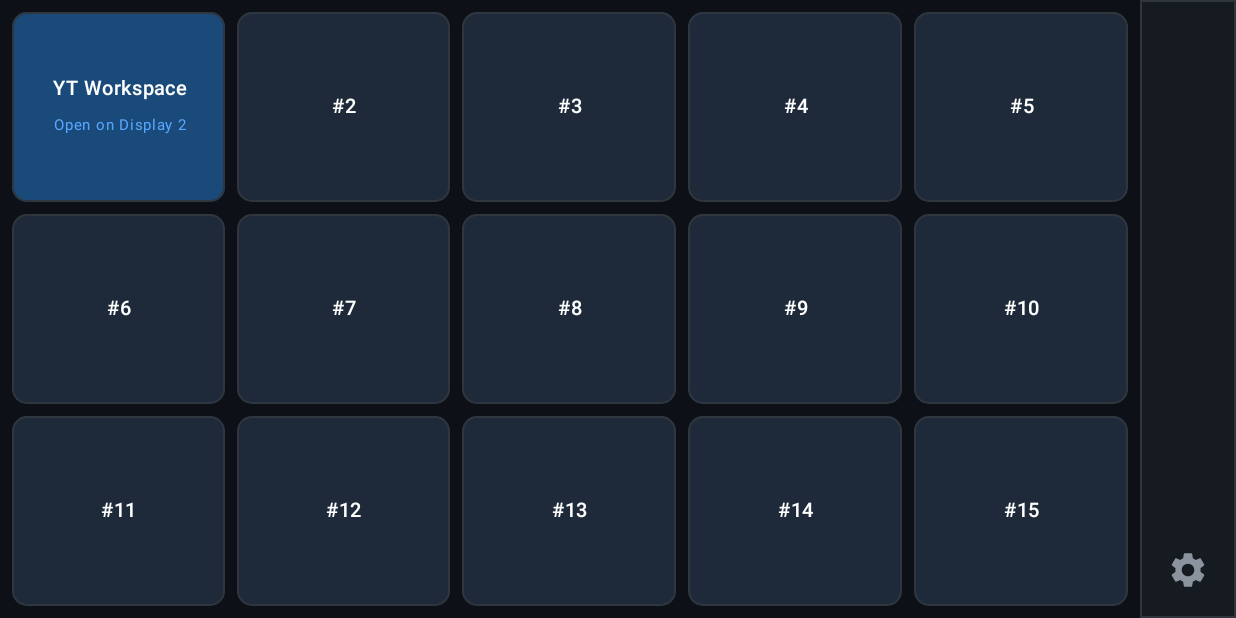
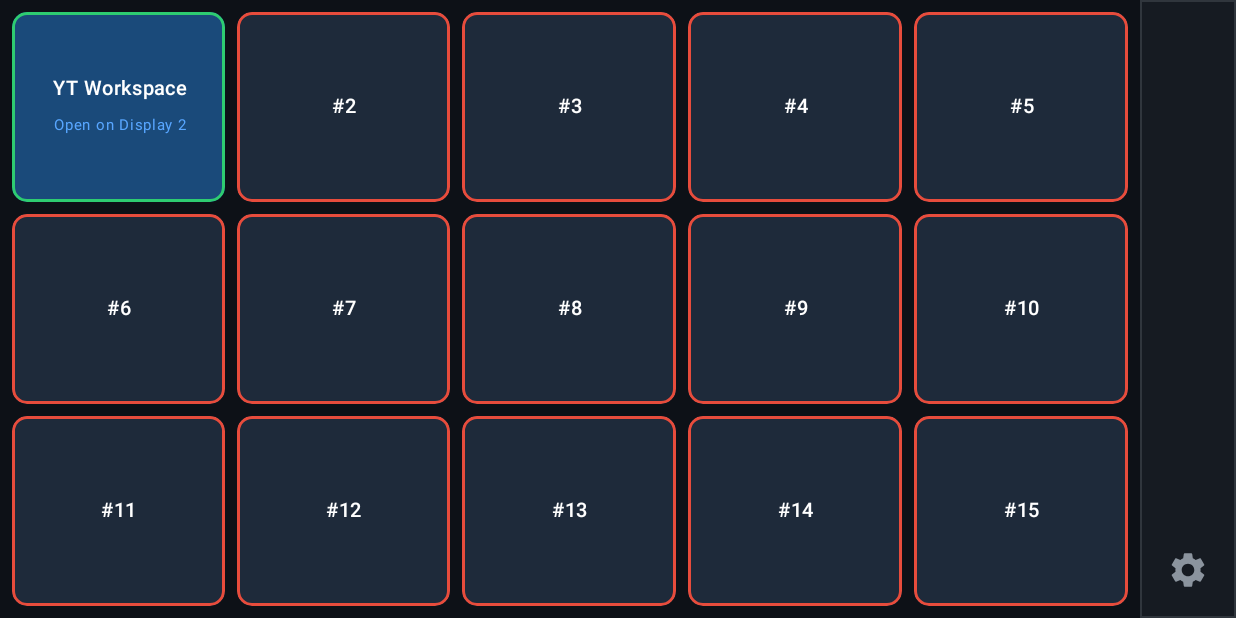
Before and after one commit to Diatoms-AI/myStreamDeck, an Android app built with Jetpack Compose: the screen it shows after launch (MainActivity), on a phone screen of 824 x 412 dp (held sideways). Run offline under Robolectric (Android 15) with nearby library versions, the phone set to English and light mode, and no system bars.

Commit message:
Red border = no action set, green border = action configured
- BorderRed (#E74C3C) on buttons with no apiUrl
- BorderGreen (#2ECC71) on buttons with an apiUrl set
- Border width increased to 2dp for better visibility

Co-Authored-By: Claude Sonnet 4.6 <noreply@anthropic.com>

```diff
--- a/app/src/main/java/com/diatoms/mystreamdeck/ui/MainScreen.kt
+++ b/app/src/main/java/com/diatoms/mystreamdeck/ui/MainScreen.kt
@@ -28,9 +28,11 @@ import com.diatoms.mystreamdeck.model.MacroButton
 import com.diatoms.mystreamdeck.model.defaultButtons
 import com.diatoms.mystreamdeck.ui.theme.MyStreamDeckTheme
 
-private val BgDark = Color(0xFF0D1117)
-private val PanelDark = Color(0xFF161B22)
-private val BorderColor = Color(0xFF30363D)
+private val BgDark      = Color(0xFF0D1117)
+private val PanelDark   = Color(0xFF161B22)
+private val BorderDim   = Color(0xFF30363D)
+private val BorderRed   = Color(0xFFE74C3C)
+private val BorderGreen = Color(0xFF2ECC71)
 
 @Composable
 fun MainScreen(
@@ -66,13 +68,15 @@ fun MainScreen(
                         horizontalArrangement = Arrangement.spacedBy(8.dp)
                     ) {
                         for (col in 0..4) {
-                            MacroButtonCard(
-                                button = buttons[row * 5 + col],
+                            val btn = buttons[row * 5 + col]
+                                MacroButtonCard(
+                                button = btn,
+                                active = btn.apiUrl.isNotBlank(),
                                 modifier = Modifier
                                     .weight(1f)
                                     .fillMaxHeight(),
                                 onClick = {
-                                    val b = buttons[row * 5 + col]
+                                    val b = btn
                                     if (b.apiUrl.isNotBlank()) {
                                         scope.launch(Dispatchers.IO) {
                                             val msg = try {
@@ -104,7 +108,7 @@ fun MainScreen(
                     .width(64.dp)
                     .fillMaxHeight()
                     .background(PanelDark)
-                    .border(width = 1.dp, color = BorderColor),
+                    .border(width = 1.dp, color = BorderDim),
                 horizontalAlignment = Alignment.CenterHorizontally,
                 verticalArrangement = Arrangement.Bottom,
             ) {
@@ -127,14 +131,16 @@ fun MainScreen(
 @Composable
 private fun MacroButtonCard(
     button: MacroButton,
+    active: Boolean,
     modifier: Modifier = Modifier,
     onClick: () -> Unit,
 ) {
+    val borderColor = if (active) BorderGreen else BorderRed
     Box(
         modifier = modifier
             .clip(RoundedCornerShape(10.dp))
             .background(Color(button.colorHex))
-            .border(1.dp, BorderColor, RoundedCornerShape(10.dp))
+            .border(2.dp, borderColor, RoundedCornerShape(10.dp))
             .clickable(onClick = onClick),
         contentAlignment = Alignment.Center
     ) {
```
